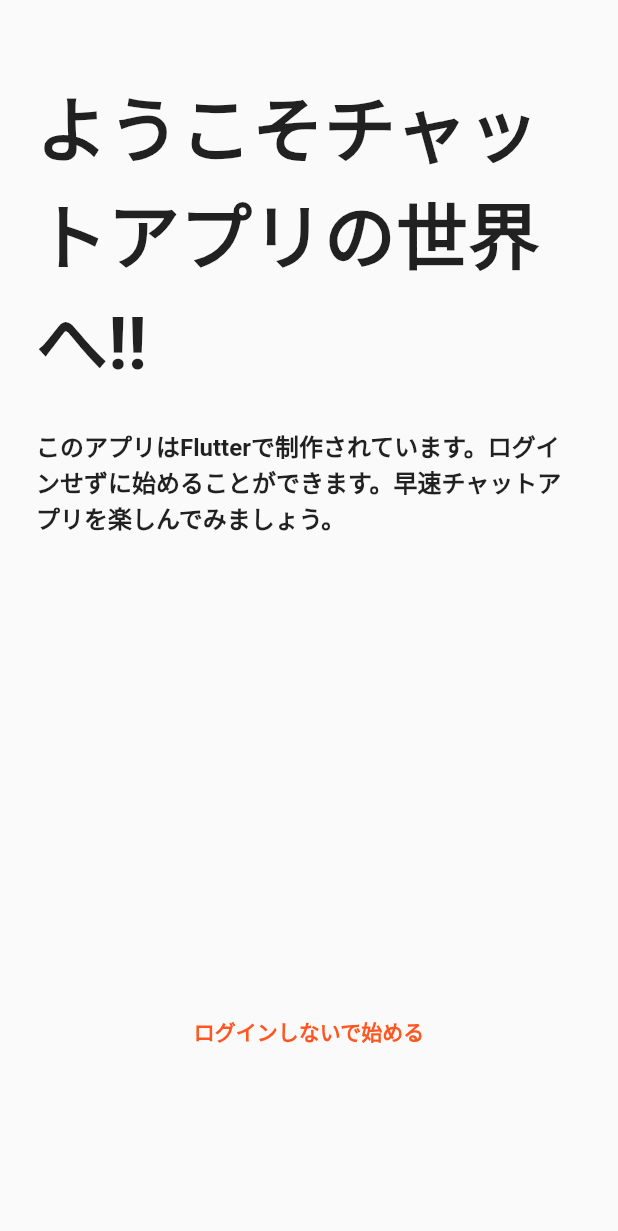
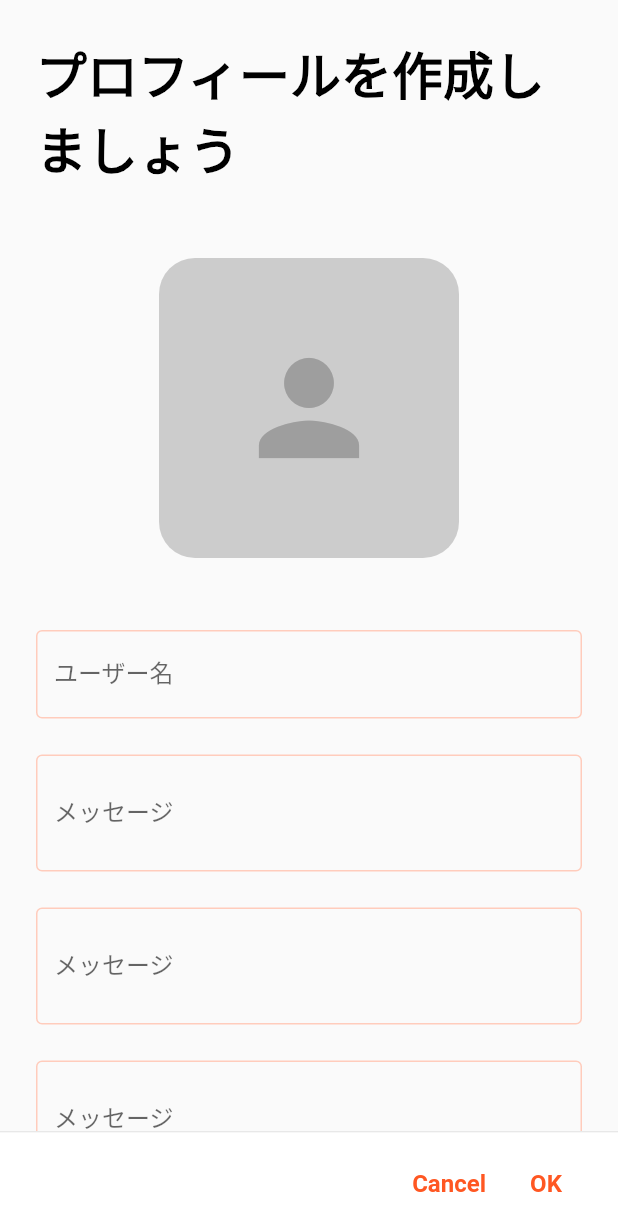
Before and after one commit to akihiro-n/chat-app, a Flutter app: the screen it shows after launch, after a tap on "ログインしないで始める", on a phone screen of 412 x 824 dp. Shown: the top 1231 px of the screen. Run offline on Flutter 3.47's test engine with Material 2 defaults, Android fonts, the phone set to English and light mode, and no system bars; our stand-ins replace firebase_core, hooks_riverpod; accounts and stored records are empty.

Commit message:
プロフィール作成画面を作成

```diff
--- /dev/null
+++ b/lib/create_profile_screen.dart
@@ -0,0 +1,263 @@
+import 'package:flutter/material.dart';
+import 'package:flutter/services.dart';
+import 'package:flutter/src/foundation/key.dart';
+import 'package:flutter/src/widgets/framework.dart';
+import 'package:hooks_riverpod/hooks_riverpod.dart';
+
+class CreateProfileScreen extends ConsumerStatefulWidget {
+  const CreateProfileScreen({Key? key}) : super(key: key);
+
+  @override
+  ConsumerState<ConsumerStatefulWidget> createState() {
+    return _CreateProfileScreenState();
+  }
+}
+
+class _CreateProfileScreenState extends ConsumerState<CreateProfileScreen> {
+  @override
+  Widget build(BuildContext context) {
+    return Scaffold(
+      body: Stack(
+        children: [
+          SafeArea(
+            child: SingleChildScrollView(
+              child: Center(
+                child: Column(
+                  children: [
+                    const SizedBox(
+                      height: 24,
+                    ),
+                    const Padding(
+                      padding: EdgeInsets.symmetric(horizontal: 24),
+                      child: Text(
+                        "プロフィールを作成しましょう",
+                        style: TextStyle(
+                            color: Colors.black,
+                            fontSize: 34,
+                            fontWeight: FontWeight.w900),
+                      ),
+                    ),
+                    const SizedBox(
+                      height: 48,
+                    ),
+                    Stack(
+                      alignment: AlignmentDirectional.center,
+                      children: [
+                        GestureDetector(
+                          onTap: () {
+                            print("プロフィール画像タップ");
+                          },
+                          child: Container(
+                            height: 200,
+                            width: 200,
+                            decoration: BoxDecoration(
+                              color: Colors.grey.withOpacity(0.5),
+                              borderRadius: const BorderRadius.all(
+                                Radius.circular(24),
+                              ),
+                            ),
+                            child: const Icon(
+                              Icons.person,
+                              size: 100,
+                              color: Colors.grey,
+                            ),
+                          ),
+                        ),
+                      ],
+                    ),
+                    const SizedBox(
+                      height: 48,
+                    ),
+                    Padding(
+                      padding: const EdgeInsets.symmetric(horizontal: 24),
+                      child: TextFormField(
+                        decoration: InputDecoration(
+                          focusedBorder: const OutlineInputBorder(
+                            borderSide: BorderSide(
+                              color: Colors.deepOrange,
+                              width: 2.0,
+                            ),
+                          ),
+                          enabledBorder: OutlineInputBorder(
+                            borderSide: BorderSide(
+                              color: Colors.deepOrange[100]!,
+                              width: 1.0,
+                            ),
+                          ),
+                          floatingLabelStyle: const TextStyle(fontSize: 16),
+                          labelText: 'ユーザー名',
+                        ),
+                      ),
+                    ),
+                    const SizedBox(
+                      height: 24,
+                    ),
+                    Padding(
+                      padding: const EdgeInsets.symmetric(horizontal: 24),
+                      child: TextFormField(
+                        maxLines: 5,
+                        minLines: 2,
+                        keyboardType: TextInputType.multiline,
+                        decoration: InputDecoration(
+                          focusedBorder: const OutlineInputBorder(
+                            borderSide: BorderSide(
+                              color: Colors.deepOrange,
+                              width: 2.0,
+                            ),
+                          ),
+                          enabledBorder: OutlineInputBorder(
+                            borderSide: BorderSide(
+                              color: Colors.deepOrange[100]!,
+                              width: 1.0,
+                            ),
+                          ),
+                          floatingLabelStyle: const TextStyle(fontSize: 16),
+                          labelText: 'メッセージ',
+                        ),
+                      ),
+                    ),
+                    const SizedBox(
+                      height: 24,
+                    ),
+                    Padding(
+                      padding: const EdgeInsets.symmetric(horizontal: 24),
+                      child: TextFormField(
+                        maxLines: 5,
+                        minLines: 2,
+                        keyboardType: TextInputType.multiline,
+                        decoration: InputDecoration(
+                          focusedBorder: const OutlineInputBorder(
+                            borderSide: BorderSide(
+                              color: Colors.deepOrange,
+                              width: 2.0,
+                            ),
+                          ),
+                          enabledBorder: OutlineInputBorder(
+                            borderSide: BorderSide(
+                              color: Colors.deepOrange[100]!,
+                              width: 1.0,
+                            ),
+                          ),
+                          floatingLabelStyle: const TextStyle(fontSize: 16),
+                          labelText: 'メッセージ',
+                        ),
+                      ),
+                    ),
+                    const SizedBox(
+                      height: 24,
+                    ),
+                    Padding(
+                      padding: const EdgeInsets.symmetric(horizontal: 24),
+                      child: TextFormField(
+                        maxLines: 5,
+                        minLines: 2,
+                        keyboardType: TextInputType.multiline,
+                        decoration: InputDecoration(
+                          focusedBorder: const OutlineInputBorder(
+                            borderSide: BorderSide(
+                              color: Colors.deepOrange,
+                              width: 2.0,
+                            ),
+                          ),
+                          enabledBorder: OutlineInputBorder(
+                            borderSide: BorderSide(
+                              color: Colors.deepOrange[100]!,
+                              width: 1.0,
+                            ),
+                          ),
+                          floatingLabelStyle: const TextStyle(fontSize: 16),
+                          labelText: 'メッセージ',
+                        ),
+                      ),
+                    ),
+                    const SizedBox(
+                      height: 24,
+                    ),
+                    Padding(
+                      padding: const EdgeInsets.symmetric(horizontal: 24),
+                      child: TextFormField(
+                        maxLines: 5,
+                        minLines: 2,
+                        keyboardType: TextInputType.multiline,
+                        decoration: InputDecoration(
+                          focusedBorder: const OutlineInputBorder(
+                            borderSide: BorderSide(
+                              color: Colors.deepOrange,
+                              width: 2.0,
+                            ),
+                          ),
+                          enabledBorder: OutlineInputBorder(
+                            borderSide: BorderSide(
+                              color: Colors.deepOrange[100]!,
+                              width: 1.0,
+                            ),
+                          ),
+                          floatingLabelStyle: const TextStyle(fontSize: 16),
+                          labelText: 'メッセージ',
+                        ),
+                      ),
+                    ),
+                    const SizedBox(height: 120)
+                  ],
+                ),
+              ),
+            ),
+          ),
+          Align(
+            alignment: Alignment.bottomCenter,
+            child: SizedBox(
+              height: 70,
+              child: Container(
+                color: Colors.white,
+                child: Column(
+                  children: [
+                    const Divider(
+                      height: 1,
+                    ),
+                    const SizedBox(
+                      height: 10,
+                    ),
+                    Row(
+                      mainAxisAlignment: MainAxisAlignment.center,
+                      children: [
+                        const Spacer(
+                          flex: 1,
+                        ),
+                        TextButton(
+                          onPressed: () {},
+                          child: const Text(
+                            "Cancel",
+                            style: TextStyle(
+                              fontSize: 16,
+                              fontWeight: FontWeight.bold,
+                            ),
+                          ),
+                        ),
+                        TextButton(
+                          onPressed: () {},
+                          child: const Text(
+                            "OK",
+                            style: TextStyle(
+                              fontSize: 16,
+                              fontWeight: FontWeight.bold,
+                            ),
+                          ),
+                        ),
+                        const SizedBox(
+                          width: 16,
+                        )
+                      ],
+                    ),
+                    const SizedBox(
+                      height: 10,
+                    )
+                  ],
+                ),
+              ),
+            ),
+          )
+        ],
+      ),
+    );
+  }
+}
--- a/lib/login_screen.dart
+++ b/lib/login_screen.dart
@@ -1,3 +1,4 @@
+import 'package:chat_app/create_profile_screen.dart';
 import 'package:flutter/material.dart';
 import 'package:hooks_riverpod/hooks_riverpod.dart';
 
@@ -6,11 +7,11 @@ class LoginScreen extends ConsumerStatefulWidget {
 
   @override
   ConsumerState<ConsumerStatefulWidget> createState() {
-    return LoginScreenState();
+    return _LoginScreenState();
   }
 }
 
-class LoginScreenState extends ConsumerState<LoginScreen> {
+class _LoginScreenState extends ConsumerState<LoginScreen> {
   @override
   void initState() {
     // TODO: implement initState
@@ -53,7 +54,14 @@ class LoginScreenState extends ConsumerState<LoginScreen> {
               ),
               const Spacer(flex: 1),
               TextButton(
-                onPressed: () {},
+                onPressed: () {
+                  Navigator.push(
+                    context,
+                    MaterialPageRoute(
+                      builder: (context) => const CreateProfileScreen(),
+                    ),
+                  );
+                },
                 child: const Text(
                   "ログインしないで始める",
                   style: TextStyle(
```
